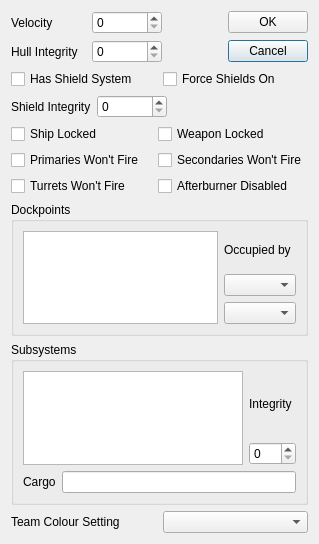
Qt form qtfred/ui/ShipInitialStatus.ui (scp-fs2open/fs2open.github.com) before a commit.
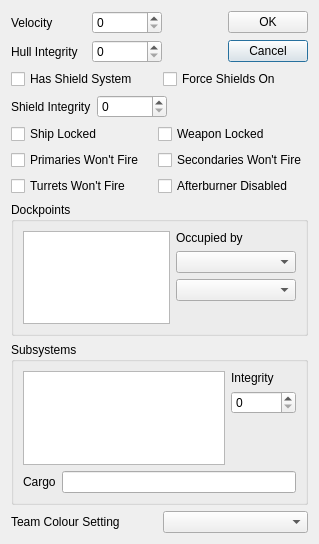
The same form after that commit. Custom widgets are drawn as their Qt base class.

Patch:
```diff
--- a/qtfred/ui/ShipInitialStatus.ui
+++ b/qtfred/ui/ShipInitialStatus.ui
@@ -219,7 +219,7 @@
      <property name="title">
       <string>Dockpoints</string>
      </property>
-     <layout class="QHBoxLayout" name="horizontalLayout_5">
+     <layout class="QHBoxLayout" name="horizontalLayout_5" stretch="0,1">
       <item>
        <widget class="QListWidget" name="dockpointList">
         <property name="editTriggers">
@@ -228,7 +228,7 @@
        </widget>
       </item>
       <item>
-       <layout class="QVBoxLayout" name="dockpointVerticalLayout">
+       <layout class="QVBoxLayout" name="dockpointVerticalLayout" stretch="0,1,1,0">
         <item>
          <widget class="QLabel" name="dockeeLabel">
           <property name="text">
@@ -237,10 +237,43 @@
          </widget>
         </item>
         <item>
-         <widget class="QComboBox" name="dockeeComboBox"/>
+         <widget class="QComboBox" name="dockeeComboBox">
+          <property name="sizePolicy">
+           <sizepolicy hsizetype="Minimum" vsizetype="Fixed">
+            <horstretch>0</horstretch>
+            <verstretch>0</verstretch>
+           </sizepolicy>
+          </property>
+          <property name="minimumSize">
+           <size>
+            <width>120</width>
+            <height>0</height>
+           </size>
+          </property>
+         </widget>
         </item>
         <item>
-         <widget class="QComboBox" name="dockeePointComboBox"/>
+         <widget class="QComboBox" name="dockeePointComboBox">
+          <property name="sizePolicy">
+           <sizepolicy hsizetype="Minimum" vsizetype="Fixed">
+            <horstretch>0</horstretch>
+            <verstretch>0</verstretch>
+           </sizepolicy>
+          </property>
+         </widget>
+        </item>
+        <item>
+         <spacer name="dockSpacer">
+          <property name="orientation">
+           <enum>Qt::Vertical</enum>
+          </property>
+          <property name="sizeHint" stdset="0">
+           <size>
+            <width>20</width>
+            <height>40</height>
+           </size>
+          </property>
+         </spacer>
         </item>
        </layout>
       </item>
@@ -269,11 +302,36 @@
           </item>
           <item>
            <widget class="QSpinBox" name="subIntegritySpinBox">
+            <property name="sizePolicy">
+             <sizepolicy hsizetype="Preferred" vsizetype="Fixed">
+              <horstretch>0</horstretch>
+              <verstretch>0</verstretch>
+             </sizepolicy>
+            </property>
+            <property name="minimumSize">
+             <size>
+              <width>65</width>
+              <height>0</height>
+             </size>
+            </property>
             <property name="maximum">
              <number>100</number>
             </property>
            </widget>
           </item>
+          <item>
+           <spacer name="SubsystemSpacer">
+            <property name="orientation">
+             <enum>Qt::Vertical</enum>
+            </property>
+            <property name="sizeHint" stdset="0">
+             <size>
+              <width>20</width>
+              <height>40</height>
+             </size>
+            </property>
+           </spacer>
+          </item>
          </layout>
         </item>
        </layout>
```
Left out of the diff: 35 changed lines with no effect on the pictures.
